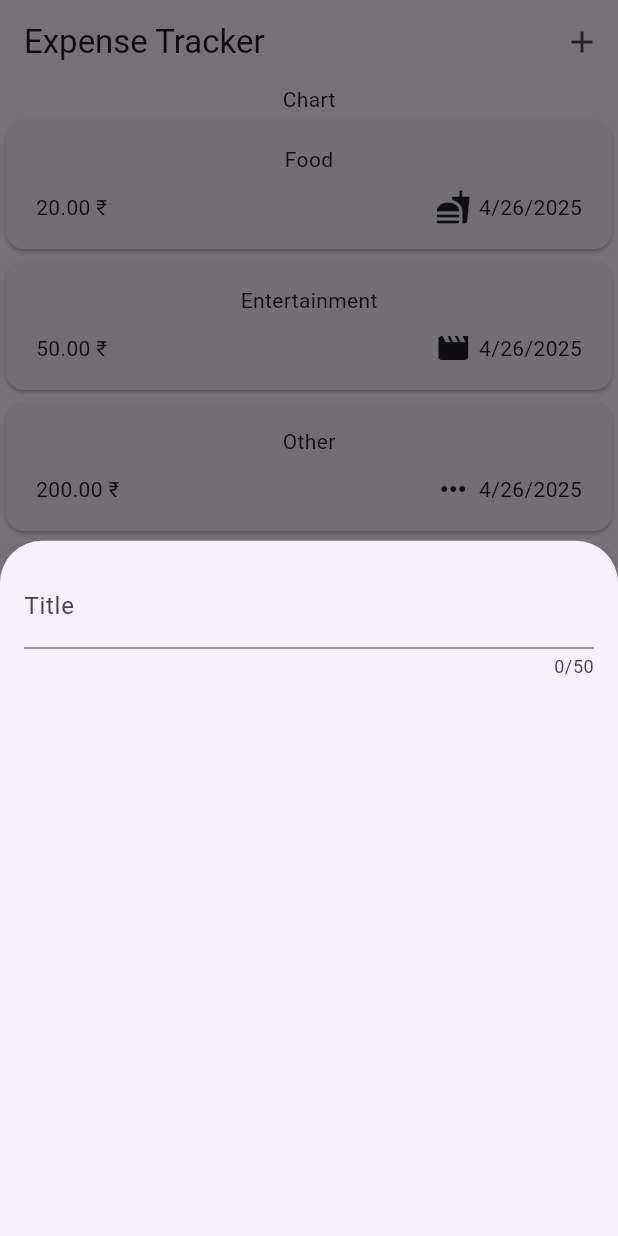
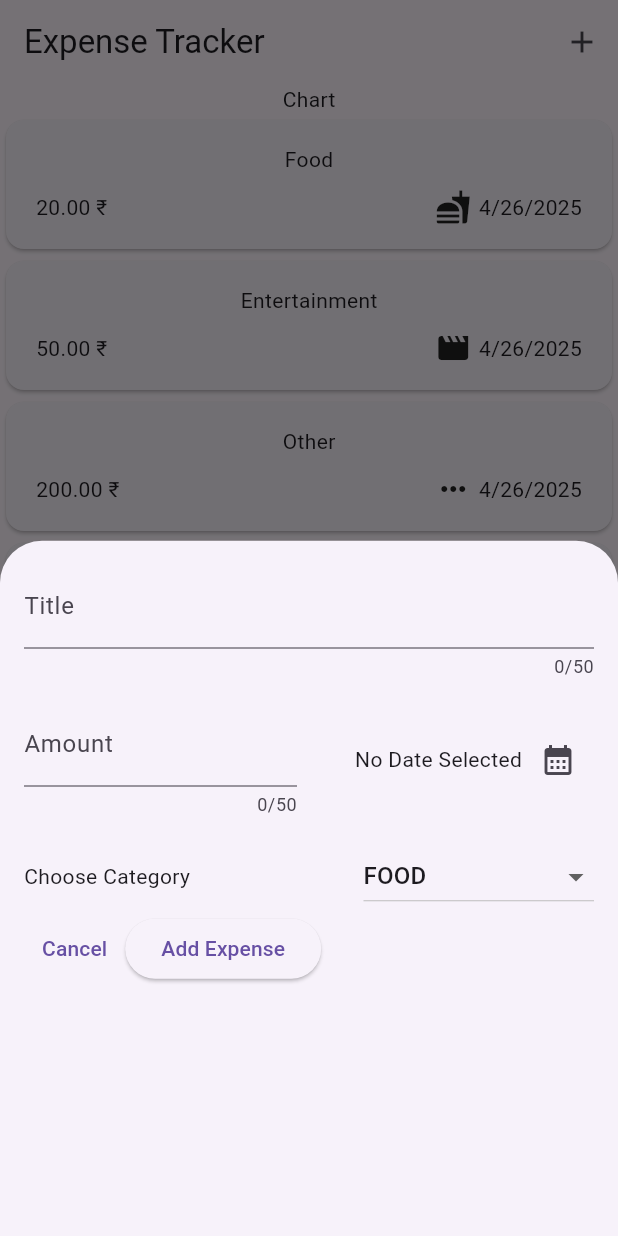
Before and after one commit to TitanGamer03/expense_tracker, a Flutter app: the screen it shows after launch, after a tap on the "add" icon, on a phone screen of 412 x 824 dp. Run offline on Flutter 3.47's test engine with Material 3 defaults, Android fonts, the phone set to English and light mode, and no system bars.

Commit message:
AddExpense Dialog Build Complete.

```diff
--- a/lib/models/expense.dart
+++ b/lib/models/expense.dart
@@ -4,6 +4,7 @@ import 'package:intl/intl.dart';
 
 const Uuid uuid = Uuid();
 final formatter = DateFormat.yMd();
+
 enum Category { food, travel, entertainment, other, health, education, shopping }
 
 const Map<Category, IconData> categoryIcons = <Category, IconData>{
--- a/lib/widget/new_expense.dart
+++ b/lib/widget/new_expense.dart
@@ -1,4 +1,8 @@
+import 'package:expense_tracker/models/expense.dart';
 import 'package:flutter/material.dart';
+import 'package:intl/intl.dart';
+
+final formatter = DateFormat.yMd();
 
 class NewExpense extends StatefulWidget{
   const NewExpense({super.key});
@@ -8,6 +12,41 @@ class NewExpense extends StatefulWidget{
 }
 
 class _NewExpenseState extends State<NewExpense> {
+
+  final _titleController = TextEditingController();
+  final _amountController = TextEditingController();
+  DateTime? _selectedDate;
+  Category _selectedCategory = Category.food;
+
+  void _showDatePicker() async {
+    final now = DateTime.now();
+    final firstDate = DateTime(now.year - 1, now.month, now.day);
+    final pickedDate = await showDatePicker(
+      context: context,
+      initialDate: now,
+      firstDate: firstDate,
+      lastDate: now,
+    );
+    setState(() {
+      _selectedDate = pickedDate;
+    });
+  }
+
+  void _submitExpenseData() {
+    final enteredAmount = double.tryParse(_amountController.text);
+    final amountIsInvalid = enteredAmount == null || enteredAmount <= 0;
+    if(_titleController.text.trim().isEmpty || amountIsInvalid || _selectedDate == null){
+
+    }
+  }
+
+  @override
+  void dispose() {
+     _titleController.dispose();
+     _amountController.dispose();
+    super.dispose();
+  }
+
   @override
   Widget build(BuildContext context) {
     return Padding(
@@ -15,11 +54,83 @@ class _NewExpenseState extends State<NewExpense> {
       child: Column(
         children: [
           TextField(
+            controller: _titleController,
             decoration: const InputDecoration(
               label: Text('Title'),
             ),
             maxLength: 50,
           ),
+
+          const SizedBox(height: 16,),
+
+          Row(
+            children: [
+              Expanded(
+                child: TextField(
+                  controller: _amountController,
+                  decoration: const InputDecoration(
+                    prefixText: "₹ ",
+                    label: Text('Amount'),
+                  ),
+                  maxLength: 50,
+                  keyboardType: TextInputType.number,
+                ),
+              ),
+              const SizedBox(width: 16,),
+              Expanded(
+                child: Row(
+                  mainAxisAlignment: MainAxisAlignment.end,
+                  children: [
+                    Text(_selectedDate == null ? "No Date Selected" : formatter.format(_selectedDate!),),
+                    IconButton(
+                      onPressed: _showDatePicker,
+                      icon: Icon(Icons.calendar_month),
+                    )
+                  ],
+                ),
+              ),
+            ],
+          ),
+
+          const SizedBox(height: 16,),
+
+          Row(
+            children: [
+              const Text("Choose Category"),
+              const Spacer(),
+              DropdownButton(
+                value: _selectedCategory,
+                items: Category.values.map(
+                  (category) => DropdownMenuItem(
+                    value: category,
+                    child: Text(
+                      category.name.toUpperCase(),
+                    ),
+                  ),
+                ).toList(),
+                onChanged: (value){
+                  setState(() {
+                    _selectedCategory = value!;
+                  });
+                },
+              ),
+            ],
+          ),
+
+          Row(
+            children: [
+              TextButton(
+                onPressed: (){
+                  Navigator.pop(context);
+                },
+                child: const Text("Cancel"),
+              ),
+              ElevatedButton(
+                onPressed: _submitExpenseData,
+                  child: const Text("Add Expense"),
+              ),
+            ],
+          )
         ],
       ),
     );
```
